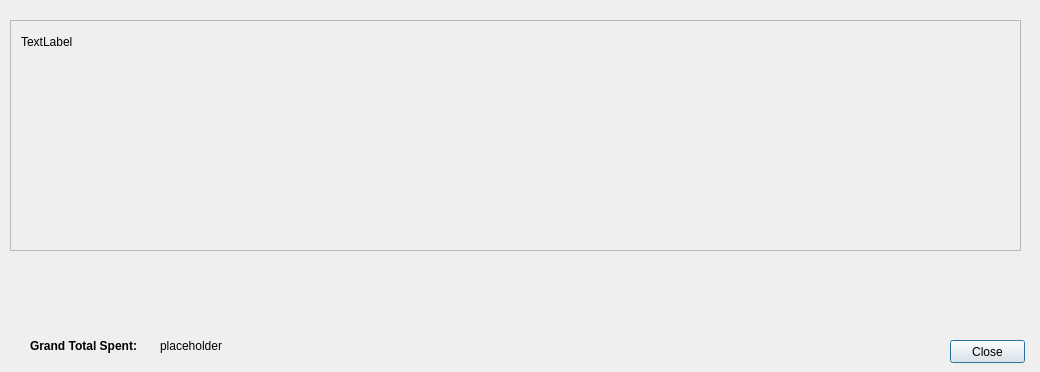
Above: CollegeTouring/displaypurchases.ui from Ykhan799/CollegeTouringS21 before the change. Below: the same form after it.
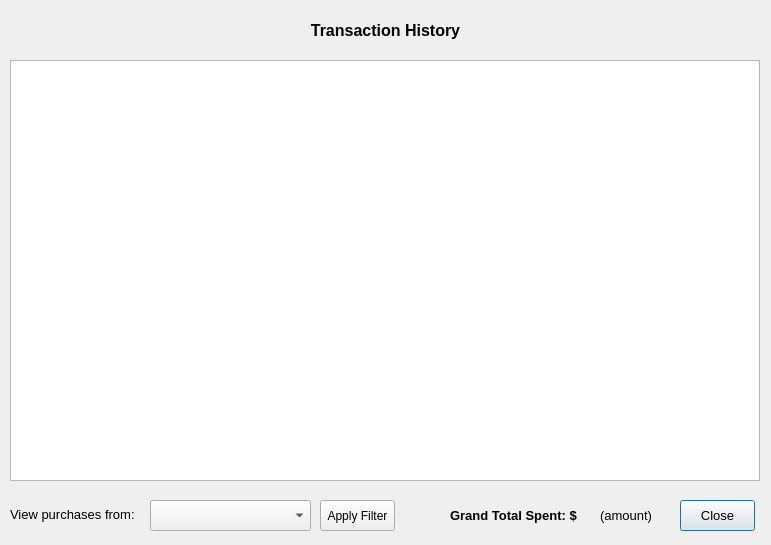
That is the form after the change.

Commit message:
transaction summary
transaction summary window, displayed at the end of a trip, is completed and functional

```diff
--- a/CollegeTouring/displaypurchases.ui
+++ b/CollegeTouring/displaypurchases.ui
@@ -6,8 +6,8 @@
    <rect>
     <x>0</x>
     <y>0</y>
-    <width>1040</width>
-    <height>372</height>
+    <width>771</width>
+    <height>545</height>
    </rect>
   </property>
   <property name="windowTitle">
@@ -16,82 +16,137 @@
   <widget class="QPushButton" name="closeButton">
    <property name="geometry">
     <rect>
-     <x>950</x>
-     <y>340</y>
+     <x>680</x>
+     <y>500</y>
      <width>75</width>
-     <height>23</height>
+     <height>31</height>
     </rect>
    </property>
+   <property name="font">
+    <font>
+     <pointsize>10</pointsize>
+    </font>
+   </property>
    <property name="text">
     <string>Close</string>
    </property>
   </widget>
-  <widget class="QScrollArea" name="scrollArea">
-   <property name="geometry">
-    <rect>
-     <x>10</x>
-     <y>20</y>
-     <width>1011</width>
-     <height>231</height>
-    </rect>
-   </property>
-   <property name="widgetResizable">
-    <bool>true</bool>
-   </property>
-   <widget class="QWidget" name="scrollAreaWidgetContents">
-    <property name="geometry">
-     <rect>
-      <x>0</x>
-      <y>0</y>
-      <width>1009</width>
-      <height>229</height>
-     </rect>
-    </property>
-    <widget class="QLabel" name="label">
-     <property name="geometry">
-      <rect>
-       <x>10</x>
-       <y>10</y>
-       <width>271</width>
-       <height>21</height>
-      </rect>
-     </property>
-     <property name="text">
-      <string>TextLabel</string>
-     </property>
-    </widget>
-   </widget>
-  </widget>
   <widget class="QLabel" name="label_2">
    <property name="geometry">
     <rect>
-     <x>30</x>
-     <y>330</y>
-     <width>111</width>
+     <x>450</x>
+     <y>500</y>
+     <width>141</width>
      <height>31</height>
     </rect>
    </property>
    <property name="font">
     <font>
+     <pointsize>10</pointsize>
      <weight>75</weight>
      <bold>true</bold>
     </font>
    </property>
    <property name="text">
-    <string>Grand Total Spent:</string>
+    <string>Grand Total Spent: $</string>
    </property>
   </widget>
   <widget class="QLabel" name="totalLabel">
    <property name="geometry">
     <rect>
-     <x>160</x>
-     <y>330</y>
-     <width>111</width>
+     <x>600</x>
+     <y>500</y>
+     <width>71</width>
      <height>31</height>
     </rect>
    </property>
+   <property name="font">
+    <font>
+     <pointsize>10</pointsize>
+    </font>
+   </property>
    <property name="text">
-    <string>placeholder</string>
+    <string>(amount)</string>
+   </property>
+  </widget>
+  <widget class="QLabel" name="label">
+   <property name="geometry">
+    <rect>
+     <x>20</x>
+     <y>10</y>
+     <width>731</width>
+     <height>41</height>
+    </rect>
+   </property>
+   <property name="font">
+    <font>
+     <pointsize>12</pointsize>
+     <weight>75</weight>
+     <bold>true</bold>
+    </font>
+   </property>
+   <property name="text">
+    <string>Transaction History</string>
+   </property>
+   <property name="alignment">
+    <set>Qt::AlignCenter</set>
+   </property>
+  </widget>
+  <widget class="QComboBox" name="campusList">
+   <property name="geometry">
+    <rect>
+     <x>150</x>
+     <y>500</y>
+     <width>161</width>
+     <height>31</height>
+    </rect>
+   </property>
+  </widget>
+  <widget class="QPushButton" name="displayButton">
+   <property name="geometry">
+    <rect>
+     <x>320</x>
+     <y>500</y>
+     <width>75</width>
+     <height>31</height>
+    </rect>
+   </property>
+   <property name="text">
+    <string>Apply Filter</string>
+   </property>
+  </widget>
+  <widget class="QTableWidget" name="transactionTableWidget">
+   <property name="geometry">
+    <rect>
+     <x>10</x>
+     <y>60</y>
+     <width>750</width>
+     <height>421</height>
+    </rect>
+   </property>
+   <property name="frameShadow">
+    <enum>QFrame::Sunken</enum>
+   </property>
+   <property name="columnCount">
+    <number>0</number>
+   </property>
+  </widget>
+  <widget class="QLabel" name="label_3">
+   <property name="geometry">
+    <rect>
+     <x>10</x>
+     <y>499</y>
+     <width>131</width>
+     <height>31</height>
+    </rect>
+   </property>
+   <property name="font">
+    <font>
+     <pointsize>10</pointsize>
+    </font>
+   </property>
+   <property name="text">
+    <string>View purchases from:</string>
    </property>
   </widget>
  </widget>
```
The commit also changes 9 other files.
